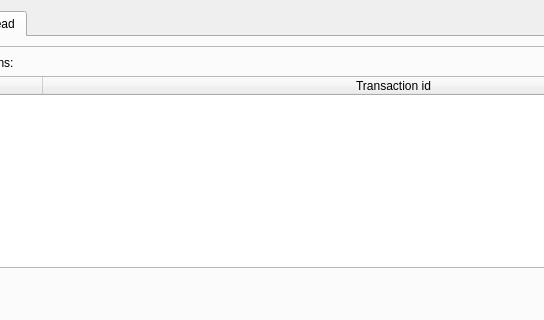
First picture: the form in src/qt/forms/messengerpage.ui, repository BlockStamp/bstnew, before the edit; both pictures show x 90 to 634 and y 0 to 320 of the 867 by 837 pixel window.
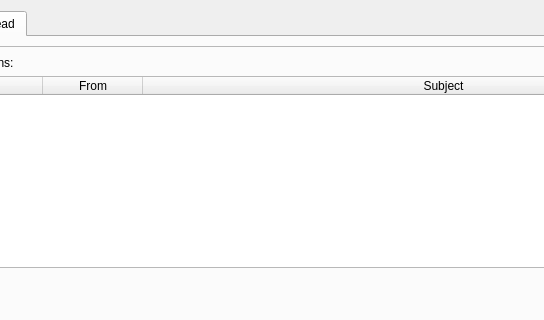
Second picture: the form after the edit. The open tabs and pages were chosen to show the change. Icons and pictures are not drawn. Custom widgets are drawn as their Qt base class.

Commit message: - new messages table widget columns, - replace multi_index map with std::map

The edit to the form file:
```diff
--- a/src/qt/forms/messengerpage.ui
+++ b/src/qt/forms/messengerpage.ui
@@ -1271,11 +1271,14 @@
             </item>
             <item>
              <widget class="QTableWidget" name="transactionTable">
+              <property name="sortingEnabled">
+               <bool>true</bool>
+              </property>
               <property name="rowCount">
                <number>0</number>
               </property>
               <property name="columnCount">
-               <number>2</number>
+               <number>3</number>
               </property>
               <attribute name="horizontalHeaderShowSortIndicator" stdset="0">
                <bool>true</bool>
@@ -1293,7 +1296,12 @@
               </column>
               <column>
                <property name="text">
-                <string>Transaction id</string>
+                <string>From</string>
+               </property>
+              </column>
+              <column>
+               <property name="text">
+                <string>Subject</string>
                </property>
               </column>
              </widget>
```
The commit also changes 4 other files.
